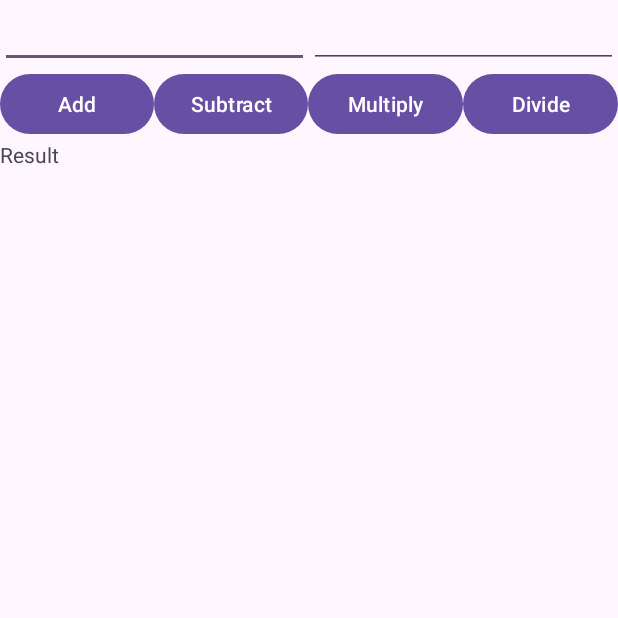
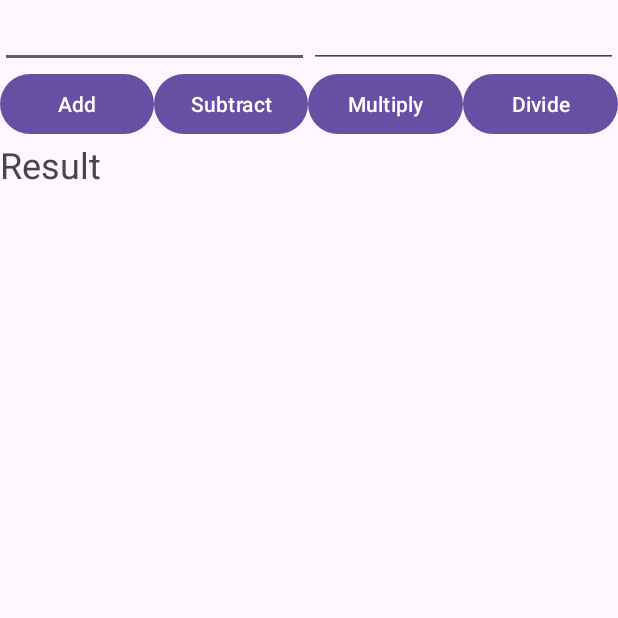
Before and after one commit to jesselsookha/imadCalculatorLayouts, an Android app: the MainActivity4 screen opened directly, with no data from a screen before it, on a phone screen of 412 x 824 dp, the top half of it. Run offline under Robolectric (Android 15) with nearby library versions, the phone set to English and light mode, and no system bars.

Commit message:
edit: changed textsize

```diff
--- a/app/src/main/res/layout/activity_main4.xml
+++ b/app/src/main/res/layout/activity_main4.xml
@@ -64,9 +64,10 @@ tools:context=".MainActivity4">
         android:text="Divide" />
 </LinearLayout>
 
-<TextView
-    android:id="@+id/textView2"
-    android:layout_width="match_parent"
-    android:layout_height="wrap_content"
-    android:text="Result" />
+    <TextView
+        android:id="@+id/textView2"
+        android:layout_width="match_parent"
+        android:layout_height="wrap_content"
+        android:text="Result"
+        android:textSize="24sp" />
 </LinearLayout>
```
